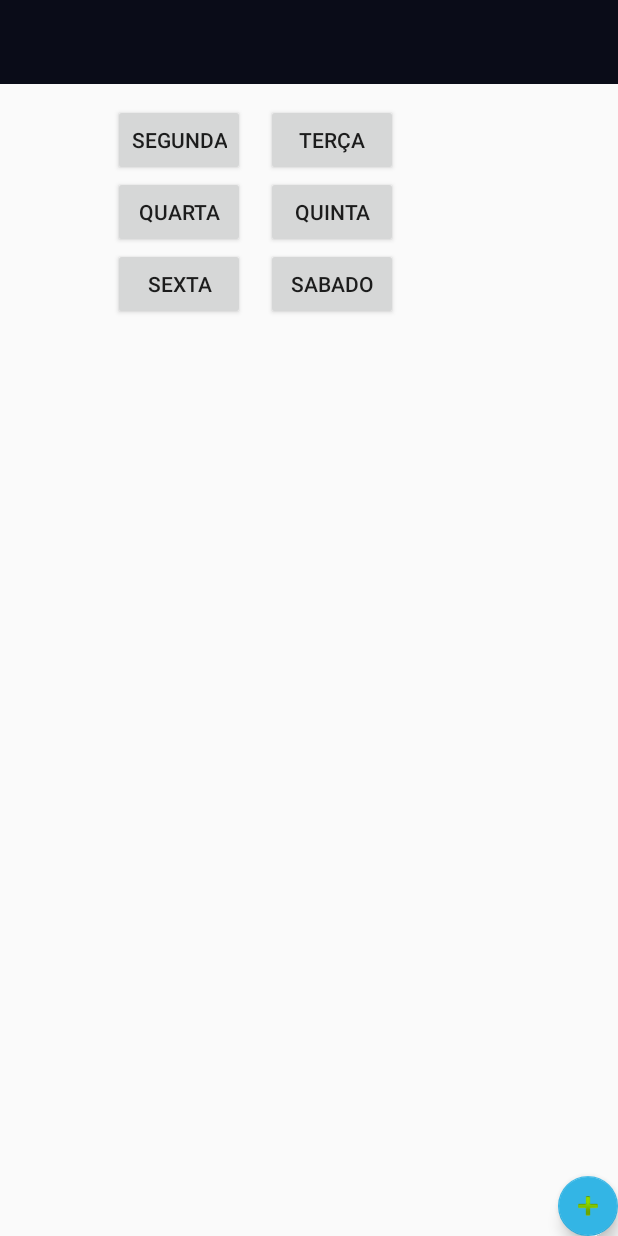
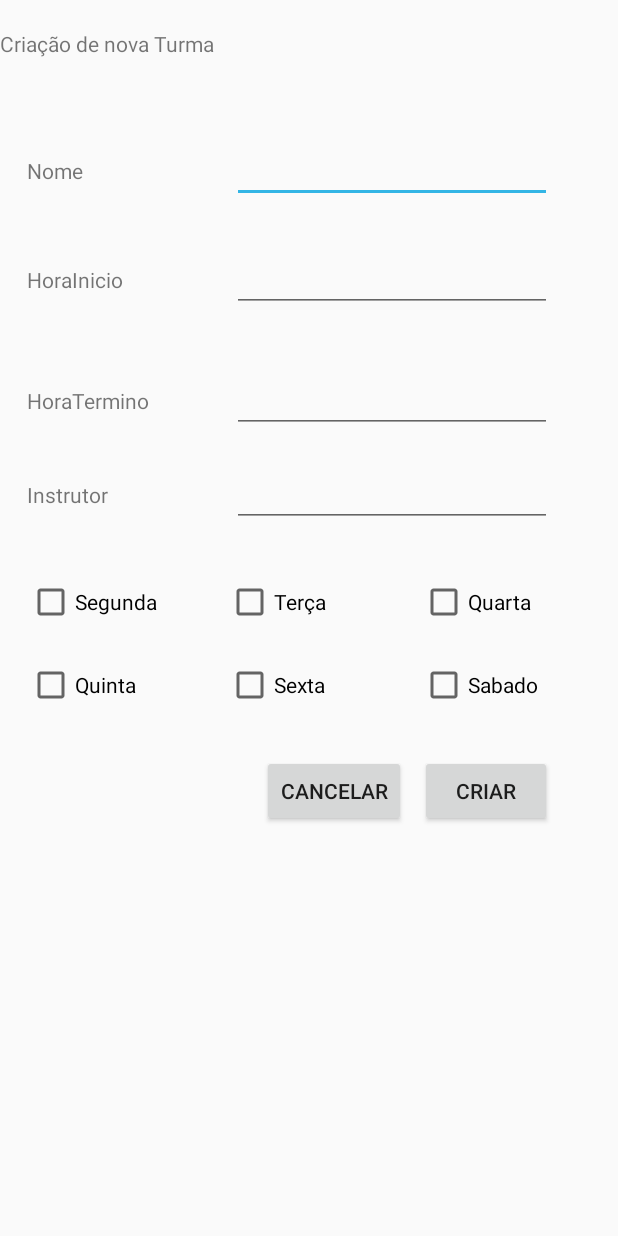
Before and after one commit to ChristianPrzybulinski/DSWIII_Grupo03, an Android app: the TurmaActivity screen opened directly, with no data from a screen before it, after a tap on an icon or button, on a phone screen of 412 x 824 dp. Run offline under Robolectric (Android 15) with nearby library versions, the phone set to English and light mode, and no system bars; our stand-ins replace Firebase (no records; nobody signed in at launch, a user with empty details on screens opened directly).

Commit message:
tela de turma e ajustes

```diff
--- a/app/build.gradle
+++ b/app/build.gradle
@@ -38,4 +38,5 @@ dependencies {
 
 
 
+
 apply plugin: 'com.google.gms.google-services'
--- a/app/src/main/AndroidManifest.xml
+++ b/app/src/main/AndroidManifest.xml
@@ -31,6 +31,7 @@
             android:name=".TurmaActivity"
             android:label="@string/title_activity_turma"
             android:theme="@style/AppTheme" />
+        <activity android:name=".createTurma"></activity>
     </application>
 
 </manifest>
--- a/app/src/main/java/cls/Turma.java
+++ b/app/src/main/java/cls/Turma.java
@@ -15,4 +15,9 @@ public class Turma{
         this.instrutor = instrutor;
         this.nome = nome;
     }
+
+    @Override
+    public String toString() {
+        return nome;
+    }
 }
--- a/app/src/main/java/dev3/dswiii_grupo03/TurmaActivity.java
+++ b/app/src/main/java/dev3/dswiii_grupo03/TurmaActivity.java
@@ -1,32 +1,44 @@
 package dev3.dswiii_grupo03;
 
+import android.content.Intent;
+import android.graphics.Color;
 import android.os.Bundle;
 import android.support.design.widget.FloatingActionButton;
 import android.support.design.widget.Snackbar;
 import android.support.v7.app.AppCompatActivity;
 import android.support.v7.widget.Toolbar;
 import android.view.View;
+import android.widget.AdapterView;
 import android.widget.ArrayAdapter;
+import android.widget.Button;
 import android.widget.ListView;
 
 import com.google.firebase.database.DataSnapshot;
 import com.google.firebase.database.DatabaseError;
 import com.google.firebase.database.ValueEventListener;
 
+import java.util.ArrayList;
 import java.util.List;
 
 import cls.Turma;
 
 public class TurmaActivity extends ManagerActivity {
 
-    private List<Turma> todasTurmas;
     private String login;
     private boolean admin;
+    ArrayAdapter<Turma> adapter;
+    Button segbtn;
+    Button terbtn;
+    Button quabtn;
+    Button quibtn;
+    Button sexbtn;
+    Button sabbtn;
 
     @Override
     protected void onCreate(Bundle savedInstanceState) {
         super.onCreate(savedInstanceState);
         setTitle("Turmas");
+
         setContentView(R.layout.activity_turma);
         Toolbar myToolbar = (Toolbar) findViewById(R.id.toolbar);   // identifica a toolbar sendo usada
         setSupportActionBar(myToolbar);
@@ -34,37 +46,98 @@ public class TurmaActivity extends ManagerActivity {
         this.login = getIntent().getStringExtra("login");
         this.admin = getIntent().getBooleanExtra("admin",true);
 
-        /*ListView listaDeCursos = (ListView) findViewById(R.id.listaTurma);
 
-        ArrayAdapter<Turma> adapter = new ArrayAdapter<Turma>(this,
-                android.R.layout.simple_list_item_1, todasTurmas);
+        ListView listaDeCursos = (ListView) findViewById(R.id.listaTurma);
+        adapter= new ArrayAdapter<>(this,
+                android.R.layout.simple_list_item_1, new ArrayList<Turma>());
+        listaDeCursos.setAdapter(adapter);
 
-        listaDeCursos.setAdapter(adapter);*/
 
         FloatingActionButton flotbtn = (FloatingActionButton) findViewById(R.id.btnNewTurma);
+        segbtn = (Button) findViewById(R.id.btnsegunda);
+        terbtn = (Button) findViewById(R.id.btnterca);
+        quabtn = (Button) findViewById(R.id.btnquarta);
+        quibtn = (Button) findViewById(R.id.btnquinta);
+        sexbtn = (Button) findViewById(R.id.btnsexta);
+        sabbtn = (Button) findViewById(R.id.btnsabado);
+        resetColors();
         //se nao for adm
         if(!this.admin) flotbtn.setVisibility(View.GONE);
         flotbtn.setOnClickListener(new View.OnClickListener() {
             @Override
             public void onClick(View view) {
-                //popup para cadastro de nova turma colocando as informações necessários conforme classe turma
+                Intent menuIntent = new Intent(TurmaActivity.this, createTurma.class);
+                startActivity(menuIntent);
+            }
+        });
+        segbtn.setOnClickListener(new View.OnClickListener() {
+            @Override
+            public void onClick(View view) {
+                todasTurmas("Segunda", view);
+            }
+        });
+        terbtn.setOnClickListener(new View.OnClickListener() {
+            @Override
+            public void onClick(View view) {
+                todasTurmas("Terça", view);
+            }
+        });
+        quabtn.setOnClickListener(new View.OnClickListener() {
+            @Override
+            public void onClick(View view) {
+                todasTurmas("Quarta", view);
+            }
+        });
+        quibtn.setOnClickListener(new View.OnClickListener() {
+            @Override
+            public void onClick(View view) {
+                todasTurmas("Quinta", view);
+            }
+        });
+        sexbtn.setOnClickListener(new View.OnClickListener() {
+            @Override
+            public void onClick(View view) {
+                todasTurmas("Sexta", view);
+            }
+        });
+        sabbtn.setOnClickListener(new View.OnClickListener() {
+            @Override
+            public void onClick(View view) {
+                todasTurmas("Sabado", view);
+            }
+        });
+
+        listaDeCursos.setOnItemClickListener(new AdapterView.OnItemClickListener() {
+            @Override
+            public void onItemClick(AdapterView<?> adapterView, View view, int i, long l) {
+                view.setBackgroundColor(Color.DKGRAY);
             }
         });
 
     }
 
 
-    private void todasTurmas() {
-        dbTurma.getTurmas().addListenerForSingleValueEvent(new ValueEventListener() {
+    private void resetColors(){
+        segbtn.setBackgroundColor(Color.GRAY);
+        terbtn.setBackgroundColor(Color.GRAY);
+        quabtn.setBackgroundColor(Color.GRAY);
+        quibtn.setBackgroundColor(Color.GRAY);
+        sexbtn.setBackgroundColor(Color.GRAY);
+        sabbtn.setBackgroundColor(Color.GRAY);
+    }
+    private void todasTurmas(String dia, View view) {
+        adapter.clear();
+        resetColors();
+        view.setBackgroundColor(Color.YELLOW);
+        dbTurma.getTurma(dia).addValueEventListener(new ValueEventListener() {
             @Override
             public void onDataChange(DataSnapshot dataSnapshot) {
                 for (DataSnapshot postSnapshot : dataSnapshot.getChildren()) {
-                    //String turma = postSnapshot.getKey().toString();
-                    String turma = postSnapshot.child("nome").getValue().toString();
+                    String turma = postSnapshot.child("name").getValue().toString();
                     String horaInicio = postSnapshot.child("horaInicio").getValue().toString();
                     String horaTermino = postSnapshot.child("horaTermino").getValue().toString();
                     String instrutor = postSnapshot.child("instrutor").getValue().toString();
-                    todasTurmas.add(new Turma(horaInicio,horaTermino,instrutor,turma));
+                    adapter.add(new Turma(horaInicio,horaTermino,instrutor,turma));
                 }
             }
 
@@ -73,6 +146,8 @@ public class TurmaActivity extends ManagerActivity {
 
             }
         });
+
+
     }
 
 }
--- /dev/null
+++ b/app/src/main/res/layout/activity_create_turma.xml
@@ -0,0 +1,195 @@
+<?xml version="1.0" encoding="utf-8"?>
+<android.support.constraint.ConstraintLayout xmlns:android="http://schemas.android.com/apk/res/android"
+    xmlns:app="http://schemas.android.com/apk/res-auto"
+    xmlns:tools="http://schemas.android.com/tools"
+    android:layout_width="match_parent"
+    android:layout_height="match_parent"
+    tools:context="dev3.dswiii_grupo03.createTurma">
+
+    <RelativeLayout
+        android:layout_width="368dp"
+        android:layout_height="551dp"
+        tools:layout_editor_absoluteX="8dp"
+        tools:layout_editor_absoluteY="8dp">
+
+        <TextView
+            android:id="@+id/textView9"
+            android:layout_width="wrap_content"
+            android:layout_height="wrap_content"
+            android:layout_alignParentEnd="true"
+            android:layout_alignParentLeft="true"
+            android:layout_alignParentRight="true"
+            android:layout_alignParentStart="true"
+            android:layout_alignParentTop="true"
+            android:layout_marginTop="19dp"
+            android:text="Criação de nova Turma" />
+
+        <Button
+            android:id="@+id/btnCancelarTurma"
+            android:layout_width="wrap_content"
+            android:layout_height="wrap_content"
+            android:layout_alignParentBottom="true"
+            android:layout_alignParentEnd="true"
+            android:layout_alignParentRight="true"
+            android:layout_marginEnd="97dp"
+            android:layout_marginRight="97dp"
+            android:text="Cancelar" />
+
+        <Button
+            android:id="@+id/btnSalvarNewTurma"
+            android:layout_width="wrap_content"
+            android:layout_height="wrap_content"
+            android:layout_alignParentEnd="true"
+            android:layout_alignParentRight="true"
+            android:layout_alignTop="@+id/btnCancelarTurma"
+            android:text="Criar" />
+
+        <TextView
+            android:id="@+id/textView13"
+            android:layout_width="wrap_content"
+            android:layout_height="wrap_content"
+            android:layout_alignParentLeft="true"
+            android:layout_alignParentStart="true"
+            android:layout_below="@+id/textView9"
+            android:layout_marginLeft="18dp"
+            android:layout_marginStart="18dp"
+            android:layout_marginTop="65dp"
+            android:text="Nome" />
+
+        <TextView
+            android:id="@+id/textView15"
+            android:layout_width="wrap_content"
+            android:layout_height="wrap_content"
+            android:layout_alignLeft="@+id/textView13"
+            android:layout_alignStart="@+id/textView13"
+            android:layout_below="@+id/textView13"
+            android:layout_marginTop="53dp"
+            android:layout_toEndOf="@+id/textView13"
+            android:text="HoraInicio" />
+
+        <TextView
+            android:id="@+id/textView16"
+            android:layout_width="wrap_content"
+            android:layout_height="wrap_content"
+            android:layout_alignLeft="@+id/textView15"
+            android:layout_alignStart="@+id/textView15"
+            android:layout_below="@+id/textView15"
+            android:layout_marginTop="61dp"
+            android:layout_toEndOf="@+id/textView15"
+            android:text="HoraTermino" />
+
+        <TextView
+            android:id="@+id/textView18"
+            android:layout_width="wrap_content"
+            android:layout_height="wrap_content"
+            android:layout_alignLeft="@+id/textView16"
+            android:layout_alignStart="@+id/textView16"
+            android:layout_below="@+id/textView16"
+            android:layout_marginTop="43dp"
+            android:layout_toEndOf="@+id/textView16"
+            android:text="Instrutor" />
+
+        <EditText
+            android:id="@+id/txtNomeTurma"
+            android:layout_width="wrap_content"
+            android:layout_height="wrap_content"
+            android:layout_alignBaseline="@+id/textView13"
+            android:layout_alignBottom="@+id/textView13"
+            android:layout_alignParentEnd="true"
+            android:layout_alignParentRight="true"
+            android:ems="10"
+            android:inputType="textPersonName" />
+
+        <EditText
+            android:id="@+id/txtHoraInicio"
+            android:layout_width="wrap_content"
+            android:layout_height="wrap_content"
+            android:layout_alignBaseline="@+id/textView15"
+            android:layout_alignBottom="@+id/textView15"
+            android:layout_alignParentEnd="true"
+            android:layout_alignParentRight="true"
+            android:ems="10"
+            android:inputType="textPersonName" />
+
+        <EditText
+            android:id="@+id/txtHoraTermino"
+            android:layout_width="wrap_content"
+            android:layout_height="wrap_content"
+            android:layout_alignBaseline="@+id/textView16"
+            android:layout_alignBottom="@+id/textView16"
+            android:layout_alignParentEnd="true"
+            android:layout_alignParentRight="true"
+            android:ems="10"
+            android:inputType="textPersonName" />
+
+        <EditText
+            android:id="@+id/txtInstrutor"
+            android:layout_width="wrap_content"
+            android:layout_height="wrap_content"
+            android:layout_alignBaseline="@+id/textView18"
+            android:layout_alignBottom="@+id/textView18"
+            android:layout_alignParentEnd="true"
+            android:layout_alignParentRight="true"
+            android:ems="10"
+            android:inputType="textPersonName" />
+
+        <CheckBox
+            android:id="@+id/cbSegunda"
+            android:layout_width="wrap_content"
+            android:layout_height="wrap_content"
+            android:layout_alignLeft="@+id/textView18"
+            android:layout_alignStart="@+id/textView18"
+            android:layout_below="@+id/txtInstrutor"
+            android:layout_marginTop="34dp"
+            android:text="Segunda" />
+
+        <CheckBox
+            android:id="@+id/cbTerca"
+            android:layout_width="wrap_content"
+            android:layout_height="wrap_content"
+            android:layout_alignTop="@+id/cbSegunda"
+            android:layout_centerHorizontal="true"
+            android:text="Terça" />
+
+        <CheckBox
+            android:id="@+id/cbQuarta"
+            android:layout_width="wrap_content"
+            android:layout_height="wrap_content"
+            android:layout_alignLeft="@+id/cbSabado"
+            android:layout_alignParentEnd="true"
+            android:layout_alignParentRight="true"
+            android:layout_alignStart="@+id/cbSabado"
+            android:layout_alignTop="@+id/cbTerca"
+            android:text="Quarta" />
+
+        <CheckBox
+            android:id="@+id/cbQuinta"
+            android:layout_width="wrap_content"
+            android:layout_height="wrap_content"
+            android:layout_alignLeft="@+id/cbSegunda"
+            android:layout_alignStart="@+id/cbSegunda"
+            android:layout_below="@+id/cbTerca"
+            android:layout_marginTop="23dp"
+            android:text="Quinta" />
+
+        <CheckBox
+            android:id="@+id/cbSexta"
+            android:layout_width="wrap_content"
+            android:layout_height="wrap_content"
+            android:layout_alignLeft="@+id/cbTerca"
+            android:layout_alignStart="@+id/cbTerca"
+            android:layout_alignTop="@+id/cbQuinta"
+            android:text="Sexta" />
+
+        <CheckBox
+            android:id="@+id/cbSabado"
+            android:layout_width="wrap_content"
+            android:layout_height="wrap_content"
+            android:layout_alignTop="@+id/cbSexta"
+            android:text="Sabado"
+            android:layout_alignLeft="@+id/btnSalvarNewTurma"
+            android:layout_alignStart="@+id/btnSalvarNewTurma" />
+
+    </RelativeLayout>
+
+</android.support.constraint.ConstraintLayout>
```
Also changed, not shown: app/src/main/java/Database/DatabaseTurma.java (+9 -0 lines), app/src/main/java/dev3/dswiii_grupo03/createTurma.java (added, +121 -0 lines).
